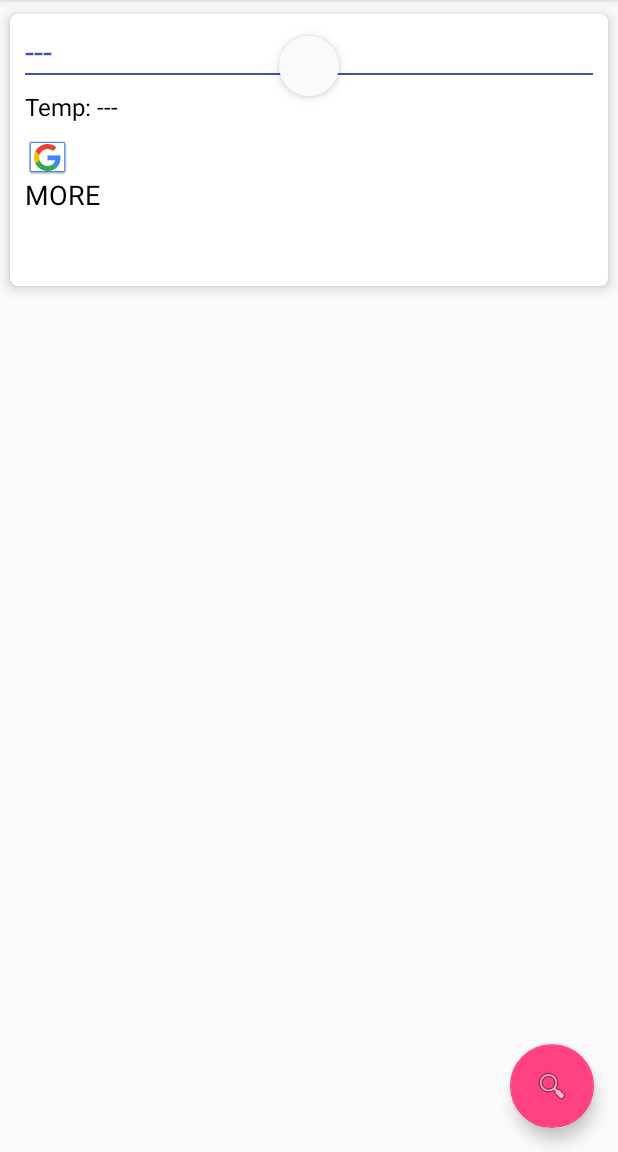
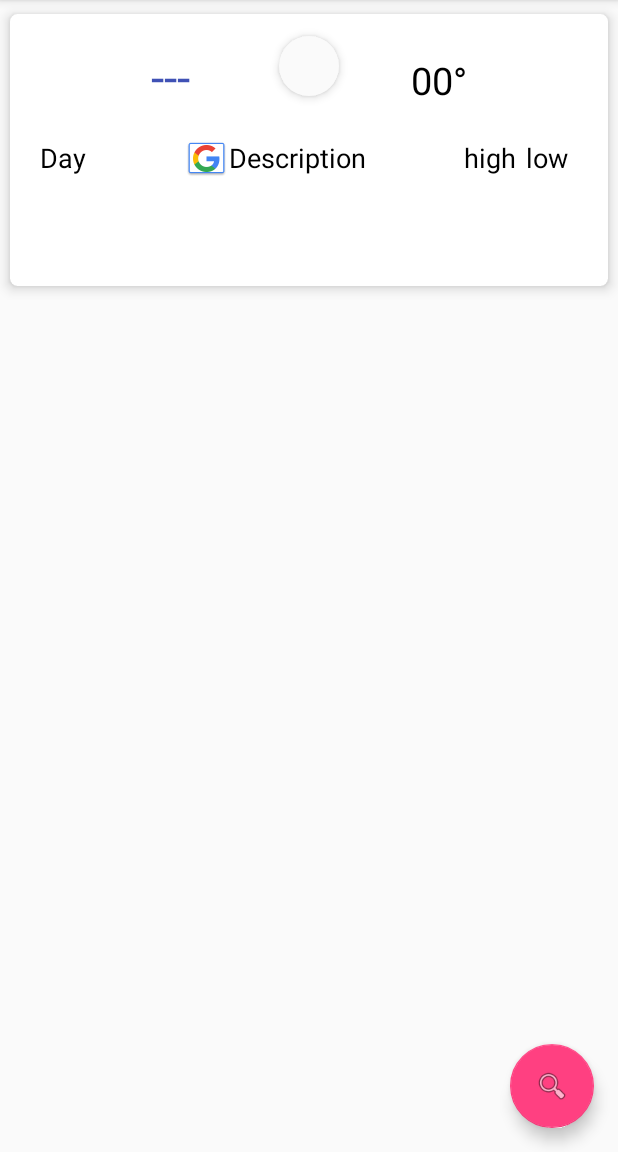
Before and after one commit to MurrayStudio/Weather-App, an Android app: the fragment WeatherFragment placed in its activity, on a phone screen of 412 x 824 dp, the part 84-1236 px from its top. Run offline under Robolectric (Android 15) with nearby library versions, the phone set to English and light mode, and no system bars; libraries missing offline, so code that uses them is left out: zh.wang.android; 6 statements that could not run were skipped.

Commit message:
make WeatherData class parcable so it can be restored on config change in fragment. Also additional changes to UI.

```diff
--- a/app/src/main/java/com/murraystudio/scribdweatherapp/WeatherFragment.java
+++ b/app/src/main/java/com/murraystudio/scribdweatherapp/WeatherFragment.java
@@ -3,6 +3,7 @@ package com.murraystudio.scribdweatherapp;
 import android.app.Fragment;
 import android.os.Bundle;
 import android.support.v4.widget.SwipeRefreshLayout;
+import android.util.Log;
 import android.view.LayoutInflater;
 import android.view.View;
 import android.view.ViewGroup;
@@ -63,11 +64,19 @@ public class WeatherFragment extends Fragment {
             updateWeatherByLocation();
         }
         else{
-            // Restore last state
-            // this will only reload the last city
-            //and requires a new network call
+
             currentCity = savedInstanceState.getString("currentcity");
-            updateWeatherBySearch(currentCity);
+
+            //gets weather data
+            if(weatherData != null) {
+                weatherData = savedInstanceState.getParcelable("key"); //config change so old data before change
+                updateWeatherUI(null); //update UI using old state.
+            }
+            else{
+                updateWeatherBySearch(currentCity); //we have no previous weather data so try retrieving new data
+            }
+
+
         }
 
 
@@ -114,9 +123,15 @@ public class WeatherFragment extends Fragment {
     }
 
     private void updateWeatherUI(WeatherInfo weatherInfo){
-        weatherData.condition.temp = weatherInfo.getCurrentTemp();
-        weatherData.location.name = weatherInfo.getLocationCity();
-        temp.setText(Integer.toString(weatherData.condition.temp));
+
+        //if weatherInfo is null then just use previous weatherData values
+        if(weatherInfo != null) {
+            weatherData.condition.temp = weatherInfo.getCurrentTemp();
+            weatherData.location.name = weatherInfo.getLocationCity();
+            Log.i("getDescription", weatherInfo.getForecastInfo1().getForecastText());
+            Log.i("forecast1", weatherInfo.getForecastInfo1().getForecastDate());
+        }
+        temp.setText(Integer.toString(weatherData.condition.temp) + "°");
         city.setText(weatherData.location.name);
         swipeRefreshLayout.setRefreshing(false);
     }
@@ -125,5 +140,7 @@ public class WeatherFragment extends Fragment {
     public void onSaveInstanceState(Bundle outState) {
         super.onSaveInstanceState(outState);
         outState.putString("currentcity", currentCity);
+
+        outState.putParcelable("key", weatherData);
     }
 }
--- a/app/src/main/java/com/murraystudio/scribdweatherapp/datamodels/WeatherData.java
+++ b/app/src/main/java/com/murraystudio/scribdweatherapp/datamodels/WeatherData.java
@@ -1,10 +1,13 @@
 package com.murraystudio.scribdweatherapp.datamodels;
+
+import android.os.Parcel;
+import android.os.Parcelable;
 
 /**
  * Created by sushi_000 on 2/3/2017.
  */
 
-public class WeatherData {
+public class WeatherData implements Parcelable{
 
     public String imageUrl;
 
@@ -18,11 +21,15 @@ public class WeatherData {
 
     public String lastUpdate;
 
-    public class Condition {
+    public WeatherData() {
+
+    }
+
+    public static class Condition {
         public String description;
         public int code;
         public String date;
-        public int temp;
+        public static int temp;
     }
 
     public  class Forecast {
@@ -52,8 +59,8 @@ public class WeatherData {
         public String temperature;
     }
 
-    public class Location {
-        public String name;
+    public static class Location {
+        public static String name;
         public String region;
         public String country;
     }
@@ -63,4 +70,32 @@ public class WeatherData {
         public String sunSet;
     }
 
+    public WeatherData(Parcel in) {
+        imageUrl = in.readString();
+        lastUpdate = in.readString();
+    }
+
+    public static final Creator<WeatherData> CREATOR = new Creator<WeatherData>() {
+        @Override
+        public WeatherData createFromParcel(Parcel in) {
+            return new WeatherData(in);
+        }
+
+        @Override
+        public WeatherData[] newArray(int size) {
+            return new WeatherData[size];
+        }
+    };
+
+    @Override
+    public int describeContents() {
+        return 0;
+    }
+
+    @Override
+    public void writeToParcel(Parcel parcel, int i) {
+        parcel.writeString(Location.name);
+        parcel.writeInt(Condition.temp);
+    }
+
 }
--- a/app/src/main/res/layout/weather.xml
+++ b/app/src/main/res/layout/weather.xml
@@ -30,49 +30,85 @@
                     android:orientation="vertical"
                     android:padding="10dp">
 
+                    <LinearLayout
+                        android:layout_width="match_parent"
+                        android:layout_height="wrap_content"
+                        android:orientation="horizontal"
+                        android:padding="10dp">
+
                         <TextView
                             android:id="@+id/city"
                             android:layout_width="wrap_content"
                             android:layout_height="wrap_content"
-                        android:layout_marginRight="10dp"
+                            android:layout_weight="1"
+                            android:gravity="center"
                             android:text="---"
                             android:textColor="@color/colorPrimary"
-                        android:textSize="22dp" />
-
-                    <TextView
-                        android:id="@+id/line"
-                        android:layout_width="match_parent"
-                        android:layout_height="1dp"
-                        android:background="@color/colorPrimary" />
+                            android:textSize="32dp" />
 
                         <TextView
                             android:id="@+id/temperature"
                             android:layout_width="wrap_content"
                             android:layout_height="wrap_content"
-                        android:layout_marginTop="10dp"
-                        android:text="Temp: ---"
+                            android:layout_weight="1"
+                            android:gravity="center"
+                            android:text="00°"
                             android:textColor="@android:color/black"
-                        android:textSize="16dp" />
+                            android:textSize="25dp" />
+
+                    </LinearLayout>
+
+                    <LinearLayout
+                        android:layout_width="match_parent"
+                        android:layout_height="wrap_content"
+                        android:orientation="horizontal"
+                        android:padding="10dp">
+
+                        <TextView
+                            android:id="@+id/dayofweek"
+                            android:layout_width="wrap_content"
+                            android:layout_height="wrap_content"
+                            android:layout_weight="1"
+                            android:text="Day"
+                            android:textColor="@android:color/black"
+                            android:textSize="18dp" />
+
 
                         <ImageView
-                        android:id="@+id/img1"
+                            android:id="@+id/conditionimage"
                             android:layout_width="30dp"
                             android:layout_height="25dp"
-                        android:layout_below="@+id/text3"
-                        android:layout_marginTop="10dp"
-                        android:layout_toRightOf="@+id/text8"
+                            android:layout_weight="0"
                             android:scaleType="fitXY"
                             android:src="@drawable/common_google_signin_btn_icon_dark" />
 
                         <TextView
-                        android:id="@+id/textmore"
+                            android:id="@+id/description"
                             android:layout_width="wrap_content"
                             android:layout_height="wrap_content"
-                        android:layout_alignParentBottom="true"
-                        android:layout_centerHorizontal="true"
-                        android:text="MORE"
+                            android:layout_weight="1"
+                            android:text="Description"
                             android:textColor="@android:color/black"
                             android:textSize="18dp" />
+
+                        <TextView
+                            android:id="@+id/high"
+                            android:layout_width="wrap_content"
+                            android:layout_height="wrap_content"
+                            android:layout_weight=".1"
+                            android:text="high"
+                            android:textColor="@android:color/black"
+                            android:textSize="18dp" />
+                        <TextView
+                            android:id="@+id/low"
+                            android:layout_width="wrap_content"
+                            android:layout_height="wrap_content"
+                            android:layout_weight=".1"
+                            android:text="low"
+                            android:textColor="@android:color/black"
+                            android:textSize="18dp" />
+
+                    </LinearLayout>
 
                 </LinearLayout>
 
```
Lines whose indentation alone changed are shown as unchanged.
